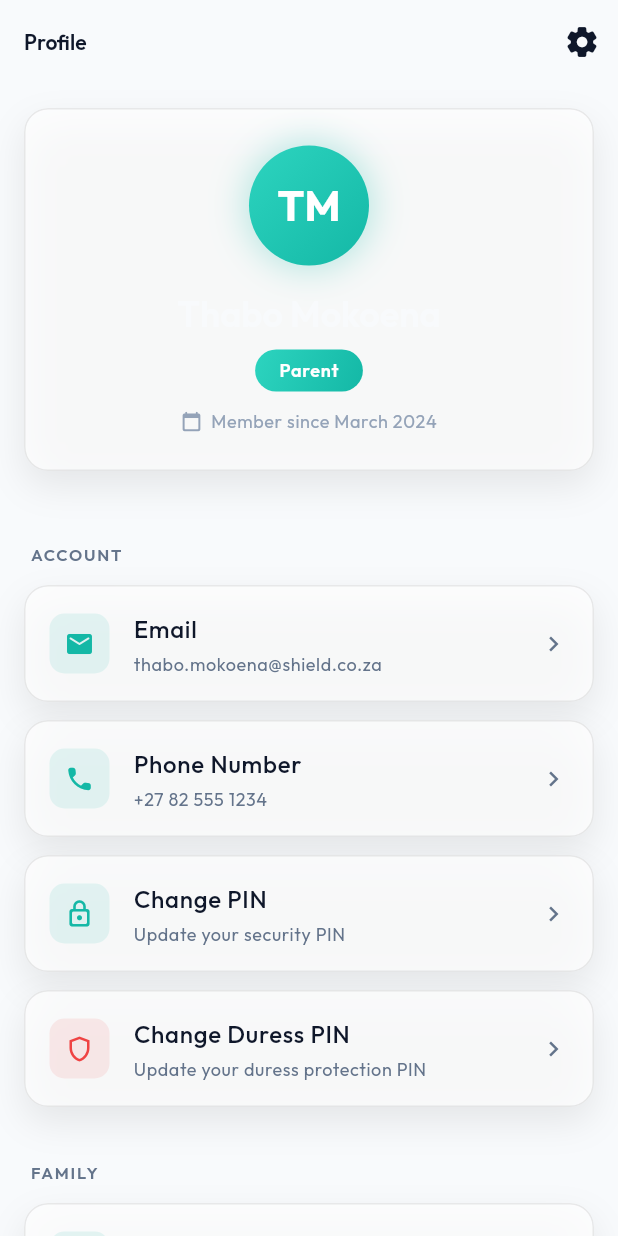
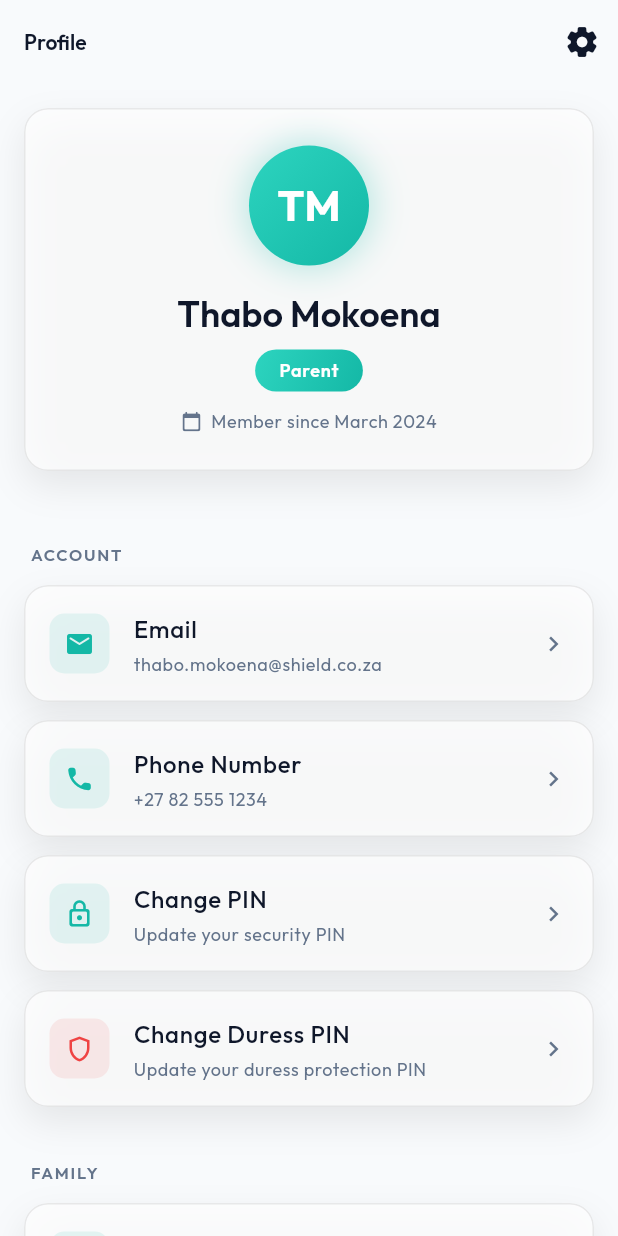
Before and after one commit to Patricio11/isihlangu, a Flutter app: the ProfileScreen screen opened by its route, on a phone screen of 412 x 824 dp. Run offline on Flutter 3.47's test engine with Material 3 defaults, Android fonts, the phone set to English and light mode, and no system bars; drawn by our look-alikes of flutter_animate; our stand-ins replace flutter_riverpod, go_router, google_fonts, sensors_plus, shared_preferences; accounts and stored records are empty.

Commit message:
fix(theme): Migrate profile_header widget to dynamic theme colors
- Replace AppColors.primaryGradient with context.colors.primaryGradient
- Replace AppColors.primary with context.colors.primary
- Replace AppColors.textPrimary with context.colors.textPrimary
- Replace AppColors.textTertiary with context.colors.textTertiary

This ensures the profile header displays correctly in both light
and dark themes, with proper text colors and gradients.

```diff
--- a/lib/features/profile/presentation/widgets/profile_header.dart
+++ b/lib/features/profile/presentation/widgets/profile_header.dart
@@ -32,11 +32,11 @@ class ProfileHeader extends StatelessWidget {
             width: 80,
             height: 80,
             decoration: BoxDecoration(
-              gradient: AppColors.primaryGradient,
+              gradient: context.colors.primaryGradient,
               shape: BoxShape.circle,
               boxShadow: [
                 BoxShadow(
-                  color: AppColors.primary.withAlpha(77),
+                  color: context.colors.primary.withAlpha(77),
                   blurRadius: 20,
                   spreadRadius: 2,
                 ),
@@ -66,7 +66,7 @@ class ProfileHeader extends StatelessWidget {
           Text(
             name,
             style: theme.textTheme.headlineSmall?.copyWith(
-              color: AppColors.textPrimary,
+              color: context.colors.textPrimary,
               fontWeight: FontWeight.w600,
             ),
           )
@@ -80,7 +80,7 @@ class ProfileHeader extends StatelessWidget {
           Container(
             padding: const EdgeInsets.symmetric(horizontal: 16, vertical: 6),
             decoration: BoxDecoration(
-              gradient: AppColors.primaryGradient,
+              gradient: context.colors.primaryGradient,
               borderRadius: BorderRadius.circular(20),
             ),
             child: Text(
@@ -108,13 +108,13 @@ class ProfileHeader extends StatelessWidget {
               Icon(
                 Icons.calendar_today_rounded,
                 size: 14,
-                color: AppColors.textTertiary,
+                color: context.colors.textTertiary,
               ),
               const SizedBox(width: 6),
               Text(
                 'Member since $memberSince',
                 style: theme.textTheme.bodySmall?.copyWith(
-                  color: AppColors.textTertiary,
+                  color: context.colors.textTertiary,
                 ),
               ),
             ],
```
